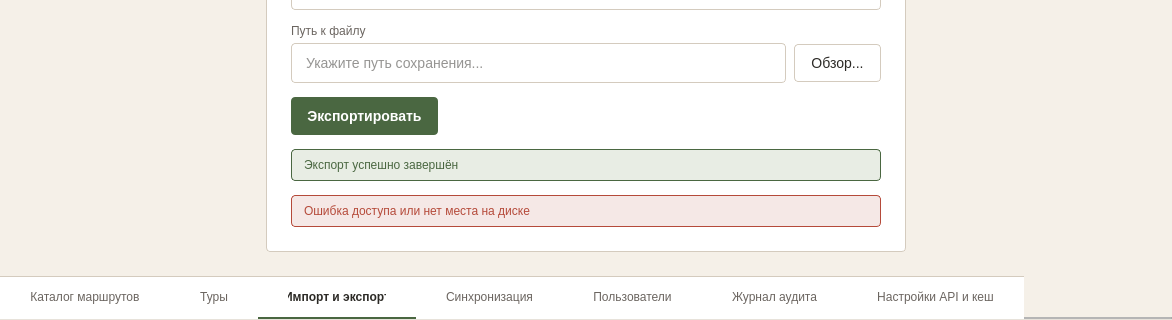
Qt form ui/windows/export_data_window.ui (nikolas-po/legends_parma) before a commit; both pictures show x 0 to 1172 and y 419 to 739 of the 1172 by 739 pixel window.
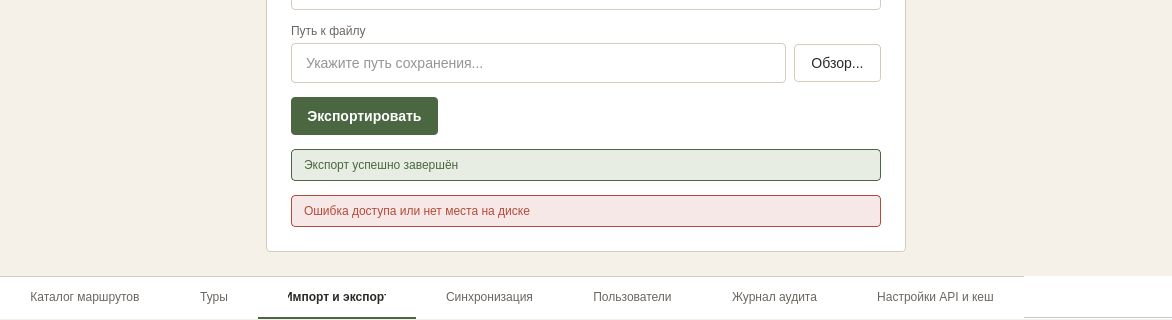
The same form after that commit. Icons and pictures are not drawn.

```diff
--- a/ui/windows/export_data_window.ui
+++ b/ui/windows/export_data_window.ui
@@ -386,7 +386,7 @@
       <property name="currentIndex"><number>2</number></property>
       <property name="usesScrollButtons"><bool>false</bool></property>
       <property name="tabsClosable"><bool>false</bool></property>
-      <property name="drawBase" stdset="0"><bool>false</bool></property>
+      <property name="documentMode"><bool>true</bool></property>
       <widget class="QWidget" name="tab_8"><attribute name="title"><string>Каталог маршрутов</string></attribute></widget>
       <widget class="QWidget" name="tab_9"><attribute name="title"><string>Туры</string></attribute></widget>
       <widget class="QWidget" name="tab_10"><attribute name="title"><string>Импорт и экспорт</string></attribute></widget>
```
Left out of the diff: 8 changed lines with no effect on the pictures.
